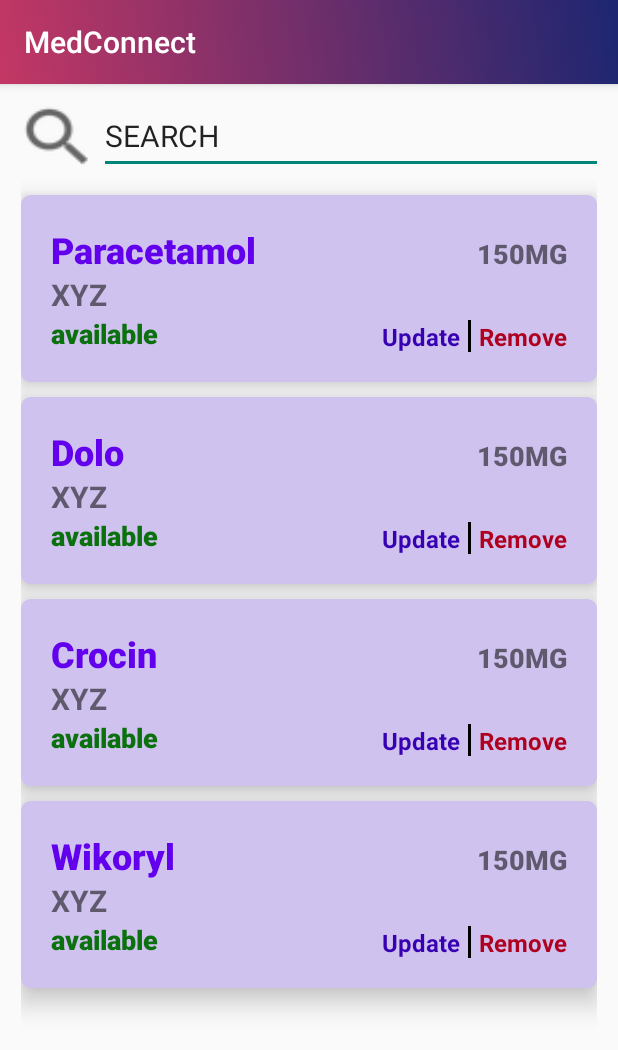
After one commit to shobhi1310/MedConnect, an Android app: the ShopOwnerHome screen opened directly, with no data from a screen before it, on a phone screen of 412 x 824 dp. The commit adds this screen. Shown: the top 1050 px of the screen. Run offline under Robolectric (Android 15) with nearby library versions, the phone set to English and light mode, and no system bars.

Commit message:
Recycler view for shop owner home page

```diff
--- a/app/src/main/AndroidManifest.xml
+++ b/app/src/main/AndroidManifest.xml
@@ -10,6 +10,7 @@
         android:supportsRtl="true"
         android:theme="@style/AppTheme">
         <activity android:name=".MedicineDetails"></activity>
+        <activity android:name=".ShopOwnerHome"></activity>
         <activity
             android:name=".SignUp"
             android:label="@string/title_activity_sign_up"
--- /dev/null
+++ b/app/src/main/java/com/example/medconnect/ShopOwnerHome.java
@@ -0,0 +1,37 @@
+package com.example.medconnect;
+
+import androidx.appcompat.app.AppCompatActivity;
+import androidx.recyclerview.widget.LinearLayoutManager;
+import androidx.recyclerview.widget.RecyclerView;
+
+import android.os.Bundle;
+
+import java.util.ArrayList;
+
+public class ShopOwnerHome extends  AppCompatActivity{
+    private RecyclerView mRecyclerView;
+    private RecyclerView.Adapter mAdapter;
+    private RecyclerView.LayoutManager mLayout;
+
+    @Override
+    protected void onCreate(Bundle savedInstanceState) {
+        super.onCreate(savedInstanceState);
+        setContentView(R.layout.activity_shopowner_home_page);
+
+        ArrayList<ShopOwnerHomeCard> Medicines= new ArrayList<ShopOwnerHomeCard>();
+        Medicines.add(new ShopOwnerHomeCard("Paracetamol","150MG","XYZ","available"));
+        Medicines.add(new ShopOwnerHomeCard("Dolo","150MG","XYZ","available"));
+        Medicines.add(new ShopOwnerHomeCard("Crocin","150MG","XYZ","available"));
+        Medicines.add(new ShopOwnerHomeCard("Wikoryl","150MG","XYZ","available"));
+
+        mRecyclerView=findViewById(R.id.shopOwnerHomePageRecyclerView);
+        mRecyclerView.setHasFixedSize(true);
+        mLayout= new LinearLayoutManager(this );
+        mAdapter= new ShopOwnerHomeAdapter(Medicines);
+
+        mRecyclerView.setLayoutManager(mLayout );
+        mRecyclerView.setAdapter(mAdapter);
+    }
+
+
+}
--- /dev/null
+++ b/app/src/main/java/com/example/medconnect/ShopOwnerHomeAdapter.java
@@ -0,0 +1,58 @@
+package com.example.medconnect;
+
+import android.view.LayoutInflater;
+import android.view.View;
+import android.view.ViewGroup;
+import android.widget.TextView;
+
+import java.util.ArrayList;
+
+import androidx.annotation.NonNull;
+import androidx.recyclerview.widget.RecyclerView;
+
+public class ShopOwnerHomeAdapter extends RecyclerView.Adapter<ShopOwnerHomeAdapter.ShopOwnerHomeViewHolder> {
+
+    private ArrayList<ShopOwnerHomeCard> medicineList;
+    public static class ShopOwnerHomeViewHolder extends RecyclerView.ViewHolder{
+        public TextView medicine;
+        public TextView strength;
+        public TextView manufacturer;
+        public TextView status;
+
+        public ShopOwnerHomeViewHolder(@NonNull View itemView) {
+            super(itemView);
+            medicine = itemView.findViewById(R.id.medicine);
+            strength = itemView.findViewById(R.id.strength);
+            manufacturer = itemView.findViewById(R.id.manufacturer);
+            status = itemView.findViewById(R.id.status);
+        }
+    }
+
+    public  ShopOwnerHomeAdapter(ArrayList<ShopOwnerHomeCard> medicines){
+        medicineList=medicines;
+    }
+
+    @NonNull
+    @Override
+    public ShopOwnerHomeViewHolder onCreateViewHolder(@NonNull ViewGroup parent, int viewType) {
+       View v= LayoutInflater.from(parent.getContext()).inflate(R.layout.shop_owner_home_card,parent,false);
+        ShopOwnerHomeViewHolder svh= new ShopOwnerHomeViewHolder(v);
+        return svh;
+    }
+
+    @Override
+    public void onBindViewHolder(@NonNull ShopOwnerHomeViewHolder holder, int position) {
+        ShopOwnerHomeCard card=  medicineList.get((position));
+        holder.medicine.setText(card.getMedicine());
+        holder.strength.setText(card.getStrength());
+        holder.manufacturer.setText(card.getManufacturer());
+        holder.status.setText(card.getStatus());
+
+
+    }
+
+    @Override
+    public int getItemCount() {
+        return medicineList.size();
+    }
+}
--- /dev/null
+++ b/app/src/main/java/com/example/medconnect/ShopOwnerHomeCard.java
@@ -0,0 +1,32 @@
+package com.example.medconnect;
+
+public class ShopOwnerHomeCard {
+    private String medicine;
+    private String strength;
+    private String manufacturer;
+    private String status;
+
+    public  ShopOwnerHomeCard(String medicine,String strength,String manufacturer,String status){
+        this.medicine=medicine;
+        this.strength=strength;
+        this.manufacturer=manufacturer;
+        this.status=status;
+
+    }
+
+    public String getMedicine(){
+        return  medicine;
+    }
+    public String getStrength(){
+        return  strength;
+    }
+    public String getManufacturer(){
+        return  manufacturer;
+    }
+    public String getStatus(){
+        return  status;
+    }
+
+
+
+}
--- /dev/null
+++ b/app/src/main/res/layout/shop_owner_home_card.xml
@@ -0,0 +1,115 @@
+<?xml version="1.0" encoding="utf-8"?>
+
+
+<androidx.cardview.widget.CardView xmlns:android="http://schemas.android.com/apk/res/android"
+    xmlns:app="http://schemas.android.com/apk/res-auto"
+    android:id="@+id/shopOwnerHomeCard"
+    android:layout_width="match_parent"
+    android:layout_height="wrap_content"
+    android:layout_marginTop="10dp"
+    app:cardCornerRadius="6dp"
+    app:cardElevation="10dp"
+    app:contentPadding="20dp"
+    app:cardBackgroundColor="#D0C2EF">
+
+    <LinearLayout
+        android:layout_width="match_parent"
+        android:layout_height="match_parent"
+        android:orientation="vertical">
+
+        <LinearLayout
+            android:layout_width="match_parent"
+            android:layout_height="match_parent"
+            android:orientation="horizontal">
+
+            <TextView
+                android:id="@+id/medicine"
+                android:layout_width="wrap_content"
+                android:layout_height="wrap_content"
+                android:layout_weight="1"
+                android:fontFamily="sans-serif-black"
+                android:text="Paracetamol"
+                android:textAlignment="viewStart"
+                android:textColor="@color/colorPrimary"
+                android:textSize="24sp" />
+
+            <TextView
+                android:id="@+id/strength"
+                android:layout_width="wrap_content"
+                android:layout_height="wrap_content"
+                android:layout_weight="0"
+                android:fontFamily="sans-serif-medium"
+                android:paddingLeft="3dp"
+                android:text="(250MG)"
+                android:textAlignment="textStart"
+                android:textSize="18sp"
+                android:textStyle="bold" />
+        </LinearLayout>
+
+        <TextView
+            android:id="@+id/manufacturer"
+            android:layout_width="match_parent"
+            android:layout_height="wrap_content"
+            android:text="Manufacturer"
+            android:textSize="20sp"
+            android:textStyle="bold" />
+
+        <LinearLayout
+            android:layout_width="match_parent"
+            android:layout_height="match_parent"
+            android:orientation="horizontal">
+
+            <TextView
+                android:id="@+id/status"
+                android:layout_width="wrap_content"
+                android:layout_height="wrap_content"
+                android:layout_weight="1"
+                android:fontFamily="sans-serif-black"
+                android:lineSpacingExtra="24sp"
+                android:text="Available"
+                android:textAlignment="viewStart"
+                android:textColor="#0A710E"
+                android:textSize="18sp" />
+
+            <LinearLayout
+                android:layout_width="wrap_content"
+                android:layout_height="match_parent"
+                android:layout_marginTop="3dp"
+                android:orientation="horizontal">
+
+                <TextView
+                    android:id="@+id/textView11"
+
+                    android:layout_width="wrap_content"
+                    android:layout_height="wrap_content"
+                    android:layout_weight="1"
+                    android:paddingRight="5dp"
+                    android:text="Update"
+                    android:textColor="@color/colorPrimaryDark"
+                    android:textSize="16dp"
+                    android:textStyle="bold" />
+
+                <View
+                    android:id="@+id/divider"
+                    android:layout_width="2dp"
+                    android:layout_height="match_parent"
+                    android:layout_weight="1"
+                    android:background="@color/design_default_color_on_secondary" />
+
+                <TextView
+                    android:id="@+id/textView12"
+                    android:layout_width="wrap_content"
+                    android:layout_height="wrap_content"
+                    android:layout_weight="1"
+                    android:paddingLeft="5dp"
+                    android:text="Remove"
+                    android:textColor="@color/design_default_color_error"
+                    android:textSize="16dp"
+                    android:textStyle="bold" />
+
+            </LinearLayout>
+        </LinearLayout>
+
+    </LinearLayout>
+
+</androidx.cardview.widget.CardView>
--- a/build.gradle
+++ b/build.gradle
@@ -16,6 +16,9 @@ allprojects {
     repositories {
         google()
         jcenter()
+        maven {
+            url "https://maven.google.com"
+        }
     }
 }
 
```
Also changed, not shown: app/build.gradle (+5 -3 lines), app/src/main/java/com/example/medconnect/MainActivity.java (+15 -9 lines), app/src/main/res/layout/activity_shopowner_home_page.xml (+8 -113 lines).
